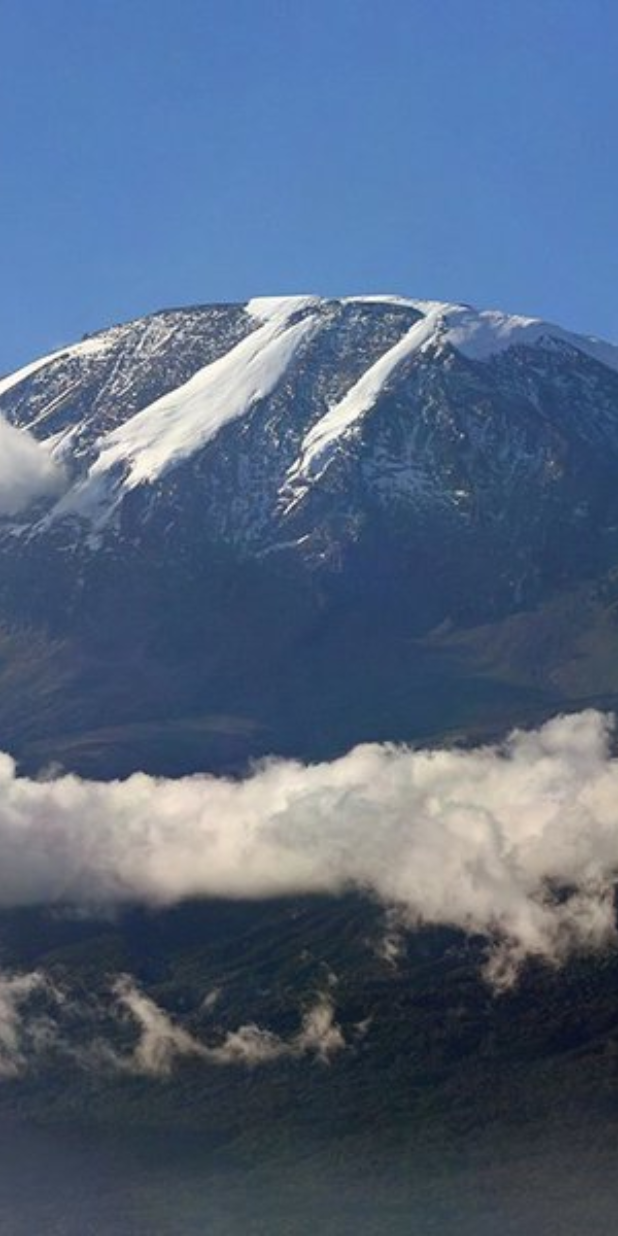
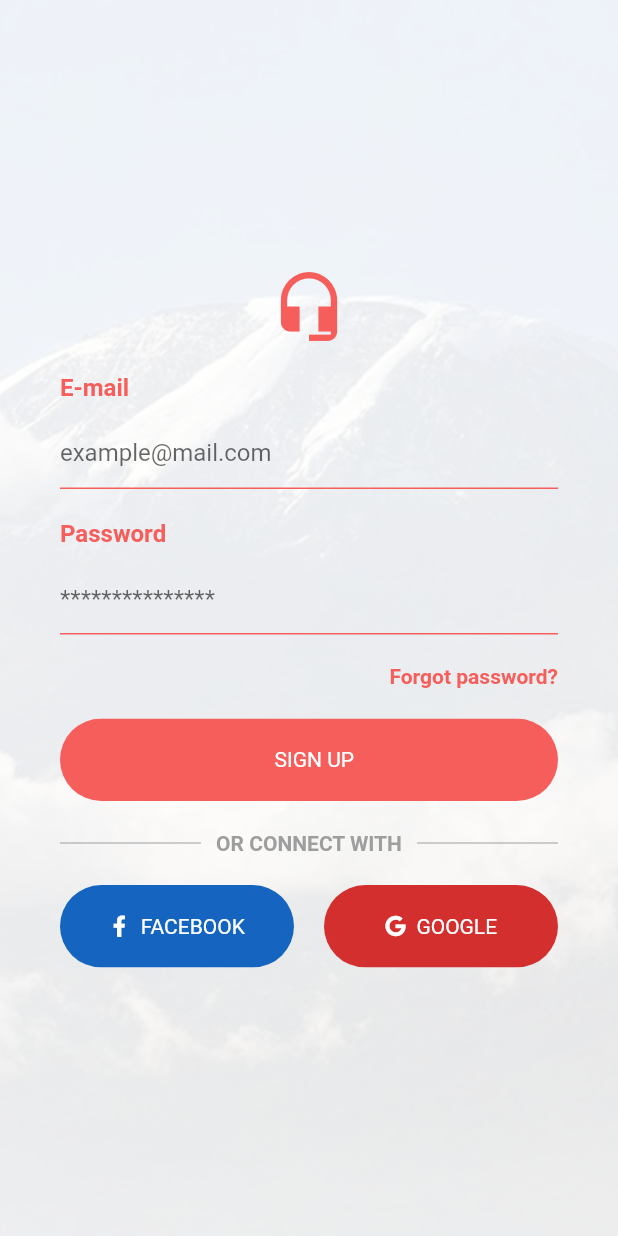
Before and after one commit to samukes/curos_jacob_design, a Flutter app: the screen it shows after launch, swiped to page 3, on a phone screen of 412 x 824 dp. Run offline on Flutter 3.47's test engine with Material 2 defaults, Android fonts, the phone set to English and light mode, and no system bars; our stand-ins replace font_awesome_flutter.

Commit message:
Atualizando com ultimas modificações. Finalização do projeto.

```diff
--- a/lib/src/login/login_widget.dart
+++ b/lib/src/login/login_widget.dart
@@ -1,3 +1,4 @@
+import 'package:curos_jacob_design/src/login/provider/provider_page_controller.dart';
 import 'package:flutter/material.dart';
 
 import 'package:curos_jacob_design/src/login/pages/login_page_widget.dart';
@@ -12,6 +13,24 @@ class LoginWidget extends StatefulWidget {
 }
 
 class _LoginWidgetState extends State<LoginWidget> {
+  PageController _controller;
+
+
+  @override
+  void initState() {
+    super.initState();
+
+    _controller = PageController(initialPage: 1);
+  }
+
+
+  @override
+  void dispose() {
+    super.dispose();
+
+    _controller.dispose();
+  }
+
   @override
   Widget build(BuildContext context) {
     return Material(
@@ -22,12 +41,16 @@ class _LoginWidgetState extends State<LoginWidget> {
             "assets/images/mount.jpeg",
             fit: BoxFit.cover,
           ),
-          PageView(
-            children: [
-              LoginSignupWidget(),
-              LoginPageWidget(),
-              LoginSigninWidget(),
-            ],
+          ProviderPageController(
+            controller: _controller,
+            child: PageView(
+              controller: _controller,
+              children: [
+                LoginSignupWidget(),
+                LoginPageWidget(),
+                LoginSigninWidget(),
+              ],
+            ),
           ),
         ],
       ),
--- a/lib/src/login/pages/login_page_widget.dart
+++ b/lib/src/login/pages/login_page_widget.dart
@@ -1,3 +1,5 @@
+import 'package:curos_jacob_design/src/login/provider/provider_page_controller.dart';
+import 'package:curos_jacob_design/src/login/widgets/circle_button.dart';
 import 'package:flutter/material.dart';
 
 class LoginPageWidget extends StatefulWidget {
@@ -11,6 +13,7 @@ class _LoginPageWidgetState extends State<LoginPageWidget> {
   @override
   Widget build(BuildContext context) {
     return Container(
+      padding: EdgeInsets.all(25),
       color: Theme.of(context).accentColor.withOpacity(0.9),
       child: Column(
         mainAxisAlignment: MainAxisAlignment.center,
@@ -19,6 +22,9 @@ class _LoginPageWidgetState extends State<LoginPageWidget> {
             Icons.headset_mic,
             size: 50.0,
             color: Colors.white,
+          ),
+          Container(
+            height: 25,
           ),
           RichText(
             text: TextSpan(
@@ -38,7 +44,28 @@ class _LoginPageWidgetState extends State<LoginPageWidget> {
                 ),
               ],
             ),
-          )
+          ),
+          Container(
+            height: 120,
+          ),
+          CircleButton(
+            label: "SIGN UP",
+            onTap: () {
+              ProviderPageController.of(context).animateToPage(0);
+            },
+            borderColor: Colors.white,
+          ),
+          Container(
+            height: 25,
+          ),
+          CircleButton(
+            label: "LOGIN",
+            background: Colors.white,
+            onTap: () {
+              ProviderPageController.of(context).animateToPage(2);
+            },
+            textColor: Theme.of(context).accentColor,
+          ),
         ],
       ),
     );
--- a/lib/src/login/pages/login_signin_widget.dart
+++ b/lib/src/login/pages/login_signin_widget.dart
@@ -1,4 +1,8 @@
+import 'package:curos_jacob_design/src/login/widgets/circle_button.dart';
 import 'package:flutter/material.dart';
+
+import 'package:curos_jacob_design/src/login/widgets/custom_text_field_widget.dart';
+import 'package:font_awesome_flutter/font_awesome_flutter.dart';
 
 class LoginSigninWidget extends StatefulWidget {
   const LoginSigninWidget({Key key}) : super(key: key);
@@ -8,8 +12,112 @@ class LoginSigninWidget extends StatefulWidget {
 }
 
 class _LoginSigninWidgetState extends State<LoginSigninWidget> {
+  Widget _lineTextLine() {
+    return Row(
+      children: [
+        Expanded(
+          child: Divider(
+            color: Colors.grey,
+          ),
+        ),
+        Padding(
+          padding: const EdgeInsets.symmetric(horizontal: 10.0),
+          child: Text(
+            "OR CONNECT WITH",
+            style: TextStyle(color: Colors.grey, fontWeight: FontWeight.bold),
+          ),
+        ),
+        Expanded(
+          child: Divider(
+            color: Colors.grey,
+          ),
+        ),
+      ],
+    );
+  }
+
   @override
   Widget build(BuildContext context) {
-    return Container();
+    return Container(
+      color: Colors.white.withOpacity(0.9),
+      padding: EdgeInsets.symmetric(horizontal: 40.0),
+      child: Column(
+        mainAxisAlignment: MainAxisAlignment.center,
+        children: [
+          Icon(
+            Icons.headset_mic,
+            size: 50.0,
+            color: Theme.of(context).accentColor,
+          ),
+          Container(
+            height: 20,
+          ),
+          CustomTextFieldWidget(
+            label: "E-mail",
+            hint: "example@mail.com",
+          ),
+          Container(
+            height: 20,
+          ),
+          CustomTextFieldWidget(
+            label: "Password",
+            hint: "***************",
+          ),
+          Container(
+            height: 20,
+          ),
+          Container(
+            width: double.infinity,
+            child: Text(
+              "Forgot password?",
+              textAlign: TextAlign.right,
+              style: TextStyle(
+                  fontWeight: FontWeight.bold,
+                  color: Theme.of(context).accentColor),
+            ),
+          ),
+          Container(
+            height: 20,
+          ),
+          CircleButton(label: "SIGN UP"),
+          Container(
+            height: 20,
+          ),
+          _lineTextLine(),
+          Container(
+            height: 20,
+          ),
+          Row(
+            children: [
+              Expanded(
+                child: CircleButton(
+                  background: Colors.blue[800],
+                  icon: Icon(
+                    FontAwesomeIcons.facebookF,
+                    color: Colors.white,
+                    size: 14,
+                  ),
+                  label: "FACEBOOK",
+                ),
+              ),
+              Container(
+                width: 20,
+              ),
+              Expanded(
+                child: CircleButton(
+                  background: Colors.red[700],
+                  icon: Icon(
+                    FontAwesomeIcons.google,
+                    color: Colors.white,
+                    size: 14,
+                  ),
+                  label: "GOOGLE",
+                ),
+              ),
+            ],
+          )
+        ],
+      ),
+    );
   }
 }
--- a/lib/src/login/pages/login_signup_widget.dart
+++ b/lib/src/login/pages/login_signup_widget.dart
@@ -1,3 +1,4 @@
+import 'package:curos_jacob_design/src/login/provider/provider_page_controller.dart';
 import 'package:flutter/material.dart';
 
 import 'package:curos_jacob_design/src/login/widgets/circle_button.dart';
@@ -48,7 +49,11 @@ class _LoginSignupWidgetState extends State<LoginSignupWidget> {
           Container(
             height: 20,
           ),
-          Container(
+          GestureDetector(
+            onTap: () {
+              ProviderPageController.of(context).animateToPage(2);
+            },
+            child: Container(
               width: double.infinity,
               child: Text(
                 "Already have an account?",
@@ -56,6 +61,7 @@ class _LoginSignupWidgetState extends State<LoginSignupWidget> {
                 style: TextStyle(
                     fontWeight: FontWeight.bold,
                     color: Theme.of(context).accentColor),
+              ),
             ),
           ),
           Container(
--- /dev/null
+++ b/lib/src/login/provider/provider_page_controller.dart
@@ -0,0 +1,24 @@
+import 'package:flutter/material.dart';
+
+class ProviderPageController extends InheritedWidget {
+  final PageController controller;
+  final Widget child;
+
+  ProviderPageController({this.controller, this.child}):super(child: child);
+
+  static ProviderPageController of(BuildContext context) {
+    return context.dependOnInheritedWidgetOfExactType<ProviderPageController>();
+  }
+
+  void animateToPage(int page){
+    controller.animateToPage(page,
+        duration: Duration(milliseconds: 300),
+        curve: Curves.easeInOut);
+  }
+
+  @override
+  bool updateShouldNotify(covariant InheritedWidget oldWidget) {
+    return oldWidget != this;
+  }
+
+}
--- a/lib/src/login/widgets/circle_button.dart
+++ b/lib/src/login/widgets/circle_button.dart
@@ -2,23 +2,58 @@ import 'package:flutter/material.dart';
 
 class CircleButton extends StatelessWidget {
   final String label;
+  final Color background;
+  final Color textColor;
+  final Color borderColor;
+  final double height;
+  final double width;
+  final Widget icon;
+  final Function onTap;
 
-  const CircleButton({Key key, this.label = ""}) : super(key: key);
+  const CircleButton(
+      {Key key,
+      this.label = "",
+      this.background,
+      this.textColor = Colors.white,
+      this.borderColor,
+      this.height = 55,
+      this.width,
+      this.icon,
+      this.onTap})
+      : super(key: key);
 
   @override
   Widget build(BuildContext context) {
-    return Container(
-      width: double.infinity,
-      height: 50,
+    return ClipRRect(
+      borderRadius: BorderRadius.circular(40.0),
+      child: Material(
+        color: this.background ?? Theme.of(context).accentColor,
+        child: InkWell(
+          onTap: onTap,
+          child: Container(
+            height: this.height,
+            width: this.width,
             decoration: BoxDecoration(
-        color: Theme.of(context).accentColor,
               borderRadius: BorderRadius.circular(40.0),
+              border: borderColor == null ? null : Border.all(color: borderColor),
             ),
             alignment: Alignment.center,
-      child: Text(
+            child: Row(
+              mainAxisAlignment: MainAxisAlignment.center,
+              children: [
+                this.icon == null ? Container() : this.icon,
+                Container(
+                  width: 7,
+                ),
+                Text(
                   this.label,
                   style: TextStyle(
-          color: Colors.white,
+                    color: this.textColor,
+                  ),
+                ),
+              ],
+            ),
+          ),
         ),
       ),
     );
--- a/pubspec.yaml
+++ b/pubspec.yaml
@@ -28,6 +28,7 @@ dependencies:
   # The following adds the Cupertino Icons font to your application.
   # Use with the CupertinoIcons class for iOS style icons.
   cupertino_icons: ^1.0.2
+  font_awesome_flutter: ^9.0.0
 
 dev_dependencies:
   flutter_test:
```
Also changed, not shown: pubspec.lock. Lines whose indentation alone changed are shown as unchanged.
